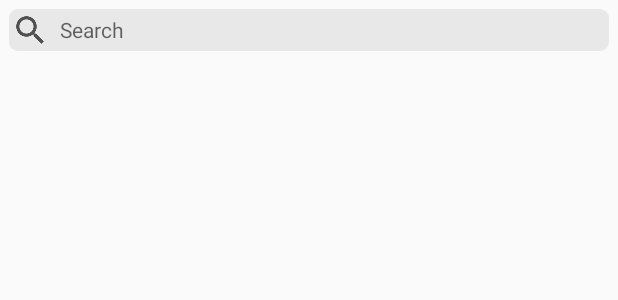
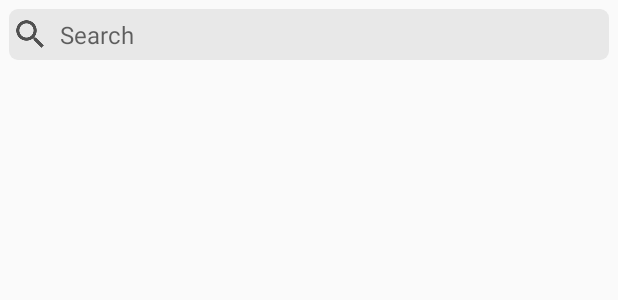
Before and after one commit to dottydaily/TanderAndroid, an Android app: the layout activity_search.xml on its own in the app's theme, with its tools: preview values and no code run, on a phone screen of 412 x 824 dp. Shown: the top 300 px of the screen. Run offline under Robolectric (Android 15) with nearby library versions, the phone set to English and light mode, and no system bars.

Commit message:
Redesign color and searchbar

```diff
--- a/app/src/main/java/th/ku/tander/ui/map/MapFragment.kt
+++ b/app/src/main/java/th/ku/tander/ui/map/MapFragment.kt
@@ -134,7 +134,6 @@ class MapFragment : Fragment(), OnMapReadyCallback {
 
     override fun onSaveInstanceState(outState: Bundle) {
         super.onSaveInstanceState(outState)
-
         mapFragment.onSaveInstanceState(outState)
     }
 
--- a/app/src/main/res/layout/activity_search.xml
+++ b/app/src/main/res/layout/activity_search.xml
@@ -9,17 +9,17 @@
     <EditText
         android:id="@+id/search_bar_search_page"
         android:layout_width="0dp"
-        android:layout_height="wrap_content"
+        android:layout_height="@dimen/searchbar_height"
         android:drawableLeft="@drawable/ic_search"
-        android:drawablePadding="8dp"
+        android:drawablePadding="@dimen/searchbar_drawable_padding"
         android:fontFamily="sans-serif"
         android:hint="@string/searchPromptText"
         android:inputType="text"
         android:background="@drawable/searchbar_background"
-        android:layout_margin="6dp"
-        android:padding="2dp"
+        android:layout_margin="@dimen/searchbar_margin"
+        android:padding="@dimen/searchbar_padding"
         android:singleLine="true"
-        android:textSize="14sp"
+        android:textSize="@dimen/searchbar_fontsize"
         android:focusable="true"
         android:focusedByDefault="true"
         app:layout_constraintStart_toStartOf="parent"
--- a/app/src/main/res/values/colors.xml
+++ b/app/src/main/res/values/colors.xml
@@ -1,7 +1,7 @@
 <?xml version="1.0" encoding="utf-8"?>
 <resources>
-    <color name="colorPrimary">#6200EE</color>
-    <color name="colorPrimaryDark">#3700B3</color>
+    <color name="colorPrimary">#EE5300</color>
+    <color name="colorPrimaryDark">#D14A00</color>
     <color name="colorAccent">#929BCC</color>
     <color name="colorProgressTintBackground">#4A4D5E</color>
     <color name="colorSearchBar">#E8E8E8</color>
--- a/app/src/main/res/values/dimens.xml
+++ b/app/src/main/res/values/dimens.xml
@@ -2,4 +2,9 @@
     <!-- Default screen margins, per the Android Design guidelines. -->
     <dimen name="activity_horizontal_margin">16dp</dimen>
     <dimen name="activity_vertical_margin">16dp</dimen>
+    <dimen name="searchbar_fontsize">16sp</dimen>
+    <dimen name="searchbar_padding">2dp</dimen>
+    <dimen name="searchbar_margin">6dp</dimen>
+    <dimen name="searchbar_drawable_padding">8dp</dimen>
+    <dimen name="searchbar_height">34dp</dimen>
 </resources>
```
Also changed, not shown: app/src/main/res/layout/fragment_map.xml (+5 -5 lines).
